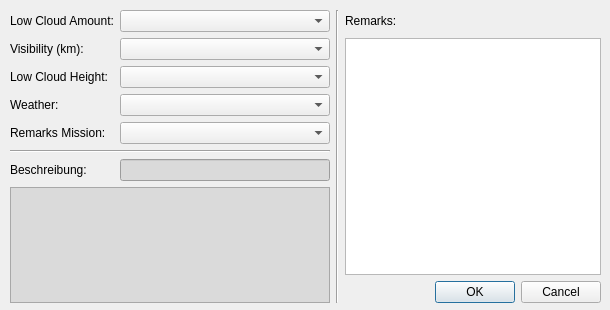
The window that APIS/forms/apis_weather_form.ui (APIS-Luftbildarchiv/APIS) describes before a commit, drawn with Qt 5.
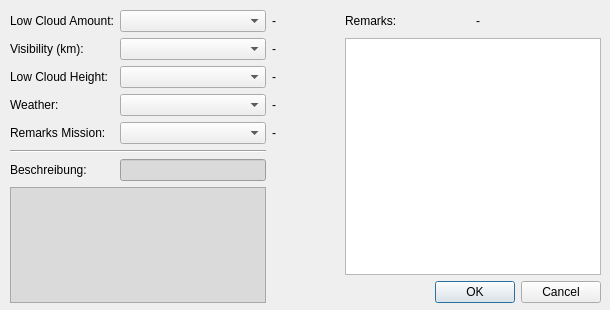
The same window after the commit.

The edit to the form file:
```diff
--- a/APIS/forms/apis_weather_form.ui
+++ b/APIS/forms/apis_weather_form.ui
@@ -44,6 +44,13 @@
     <property name="sizeConstraint">
      <enum>QLayout::SetMaximumSize</enum>
     </property>
+    <item row="3" column="2">
+     <widget class="QLabel" name="uiWeatherValueLbl">
+      <property name="text">
+       <string>-</string>
+      </property>
+     </widget>
+    </item>
     <item row="2" column="0">
      <widget class="QLabel" name="uiLowCloudHeightLbl">
       <property name="text">
@@ -125,7 +132,7 @@
       </property>
      </widget>
     </item>
-    <item row="8" column="3" colspan="2">
+    <item row="8" column="4" colspan="2">
      <widget class="QDialogButtonBox" name="uiButtonBox">
       <property name="orientation">
        <enum>Qt::Horizontal</enum>
@@ -138,33 +145,78 @@
     <item row="3" column="1">
      <widget class="QComboBox" name="uiWeatherCombo"/>
     </item>
-    <item row="0" column="2" rowspan="9">
-     <widget class="Line" name="line_2">
-      <property name="orientation">
-       <enum>Qt::Vertical</enum>
-      </property>
-     </widget>
-    </item>
-    <item row="1" column="3" rowspan="7" colspan="2">
+    <item row="1" column="4" rowspan="7" colspan="2">
      <widget class="QTableView" name="uiRemarksTableV">
+      <property name="styleSheet">
+       <string notr="true">selection-background-color: rgb(152, 202, 255);
+selection-color: rgb(0, 0, 0);</string>
+      </property>
       <property name="editTriggers">
        <set>QAbstractItemView::NoEditTriggers</set>
       </property>
       <property name="selectionMode">
-       <enum>QAbstractItemView::NoSelection</enum>
+       <enum>QAbstractItemView::MultiSelection</enum>
       </property>
       <property name="selectionBehavior">
        <enum>QAbstractItemView::SelectRows</enum>
       </property>
      </widget>
     </item>
-    <item row="0" column="3" colspan="2">
+    <item row="2" column="2">
+     <widget class="QLabel" name="uiLowCloudHeightValueLbl">
+      <property name="text">
+       <string>-</string>
+      </property>
+     </widget>
+    </item>
+    <item row="4" column="2">
+     <widget class="QLabel" name="uiRemarksMissionValueLbl">
+      <property name="text">
+       <string>-</string>
+      </property>
+     </widget>
+    </item>
+    <item row="0" column="2">
+     <widget class="QLabel" name="uiLowCloudAmountValueLbl">
+      <property name="text">
+       <string>-</string>
+      </property>
+     </widget>
+    </item>
+    <item row="0" column="4">
      <widget class="QLabel" name="uiRemarksLbl">
       <property name="text">
        <string>Remarks:</string>
       </property>
      </widget>
     </item>
+    <item row="1" column="2">
+     <widget class="QLabel" name="uiVisibilityValueLbl">
+      <property name="text">
+       <string>-</string>
+      </property>
+     </widget>
+    </item>
+    <item row="0" column="5">
+     <widget class="QLabel" name="uiRemarksValueLbl">
+      <property name="text">
+       <string>-</string>
+      </property>
+     </widget>
+    </item>
+    <item row="0" column="3" rowspan="9">
+     <spacer name="horizontalSpacer">
+      <property name="orientation">
+       <enum>Qt::Horizontal</enum>
+      </property>
+      <property name="sizeHint" stdset="0">
+       <size>
+        <width>40</width>
+        <height>20</height>
+       </size>
+      </property>
+     </spacer>
+    </item>
    </layout>
   </widget>
  </widget>
```
